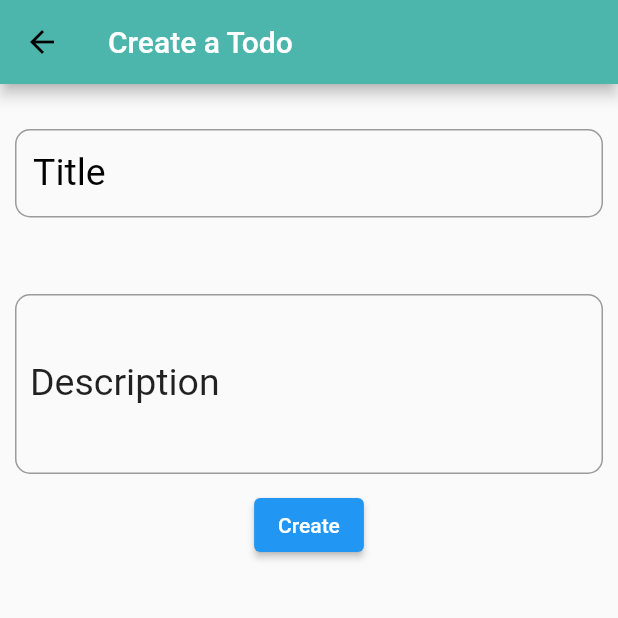
After one commit to harsh082ip/Todo_App, a Flutter app: the NewTodo screen opened by its route, on a phone screen of 412 x 824 dp, the top half of it. The commit adds this screen. Run offline on Flutter 3.47's test engine with Material 2 defaults, Android fonts, the phone set to English and light mode, and no system bars; our stand-ins replace appwrite; network calls fail.

Commit message:
Created Logic for Adding and Modifying Todo's and improved the UI

```diff
--- a/lib/auth.dart
+++ b/lib/auth.dart
@@ -1,7 +1,7 @@
 import 'package:appwrite/appwrite.dart';
 
 Client client = Client()
-    .setEndpoint('http://192.168.3.132/v1')
+    .setEndpoint('http://192.168.150.132/v1')
     .setProject('646bd7196eac1d3139d1')
     .setSelfSigned(status: true);
 
--- a/lib/main.dart
+++ b/lib/main.dart
@@ -3,6 +3,7 @@ import 'package:provider/provider.dart';
 import 'package:todo_app/controllers/todo_provider.dart';
 import 'package:todo_app/screens/checkUserAuthentication.dart';
 import 'package:todo_app/screens/home.dart';
+import 'package:todo_app/screens/newTodo.dart';
 import 'package:todo_app/screens/signup.dart';
 import 'screens/login.dart';
 
@@ -35,6 +36,7 @@ class TodoApp extends StatelessWidget {
           '/home': (context) => HomePage(),
           '/login': (context) => LoginPage(),
           '/SignUp': (context) => SignUp(),
+          '/newTodo': (context) => NewTodo(),
         },
       ),
     );
--- a/lib/screens/home.dart
+++ b/lib/screens/home.dart
@@ -2,6 +2,7 @@ import 'package:flutter/material.dart';
 import 'package:provider/provider.dart';
 import 'package:todo_app/auth.dart';
 import 'package:todo_app/controllers/todo_provider.dart';
+import 'package:todo_app/screens/newTodo.dart';
 
 class HomePage extends StatelessWidget {
   const HomePage({super.key});
@@ -9,9 +10,11 @@ class HomePage extends StatelessWidget {
   @override
   Widget build(BuildContext context) {
     return MaterialApp(
+      debugShowCheckedModeBanner: false,
       home: Scaffold(
         appBar: AppBar(
           title: Text('Your Todo\'s'),
+          backgroundColor: Color.fromARGB(255, 77, 182, 172),
           actions: [
             IconButton(
               onPressed: () {
@@ -37,10 +40,28 @@ class HomePage extends StatelessWidget {
               itemCount: provider.alltodos.length,
               itemBuilder: (context, index) {
                 return ListTile(
-                    title: Text(provider.alltodos[index].data.toString()));
+                  title: Text(
+                    provider.alltodos[index].data['Title'],
+                  ),
+                  subtitle: Text(provider.alltodos[index].data['Description']),
+                  leading: Checkbox(
+                    value: provider.alltodos[index].data['isDone'] ?? false,
+                    onChanged: (value) {
+                      provider.markCompleted(provider.alltodos[index].$id,
+                          !provider.alltodos[index].data['isDone']);
+                    },
+                  ),
+                );
               },
             );
           },
+        ),
+        floatingActionButton: FloatingActionButton(
+          backgroundColor: Color.fromARGB(255, 77, 182, 172),
+          onPressed: () {
+            Navigator.pushNamed(context, '/newTodo');
+          },
+          child: Image.asset('assets/images/create.png'),
         ),
       ),
     );
--- a/lib/screens/login.dart
+++ b/lib/screens/login.dart
@@ -19,9 +19,8 @@ class _LoginPageState extends State<LoginPage> {
       appBar: AppBar(
         title: const Text(
           'Login page',
-          style: TextStyle(color: Colors.black),
         ),
-        backgroundColor: Colors.white,
+        backgroundColor: Color.fromARGB(255, 77, 182, 172),
       ),
       drawer: const Drawer(
         shadowColor: Colors.black,
--- /dev/null
+++ b/lib/screens/newTodo.dart
@@ -0,0 +1,87 @@
+import 'package:flutter/material.dart';
+import 'package:flutter/widgets.dart';
+import 'package:provider/provider.dart';
+import 'package:todo_app/controllers/todo_provider.dart';
+
+class NewTodo extends StatefulWidget {
+  const NewTodo({super.key});
+
+  @override
+  State<NewTodo> createState() => _NewTodoState();
+}
+
+class _NewTodoState extends State<NewTodo> {
+  TextEditingController titlecontroller = TextEditingController();
+  TextEditingController descriptioncontroller = TextEditingController();
+  @override
+  Widget build(BuildContext context) {
+    TodoProvider provider = Provider.of<TodoProvider>(context);
+    return Scaffold(
+      appBar: AppBar(
+        title: Text('Create a Todo'),
+        backgroundColor: Color.fromARGB(255, 77, 182, 172),
+      ),
+      body: Column(
+        children: [
+          SizedBox(
+            height: 20.0,
+          ),
+          Padding(
+            padding: const EdgeInsets.all(10.0),
+            child: Container(
+              height: 60.0,
+              child: TextFormField(
+                controller: titlecontroller,
+                decoration: InputDecoration(
+                    border: OutlineInputBorder(
+                        borderRadius: BorderRadius.circular(10.0)),
+                    labelText: 'Title',
+                    labelStyle: TextStyle(color: Colors.black, fontSize: 25.0)),
+              ),
+            ),
+          ),
+          SizedBox(
+            height: 30.0,
+          ),
+          Padding(
+            padding: const EdgeInsets.all(10.0),
+            child: Container(
+              height: 120.0,
+              child: TextFormField(
+                controller: descriptioncontroller,
+                style: TextStyle(color: Colors.purple),
+                decoration: InputDecoration(
+                  border: OutlineInputBorder(
+                      borderRadius: BorderRadius.circular(10.0)),
+                  contentPadding: EdgeInsets.only(bottom: 200.0),
+                  label: Padding(
+                    padding: const EdgeInsets.only(left: 10.0),
+                    child: Text('Description'),
+                  ),
+                  labelStyle: TextStyle(color: Colors.black87, fontSize: 25),
+                ),
+              ),
+            ),
+          ),
+          ElevatedButton(
+            onPressed: () {
+              try {
+                provider.createTodo(
+                    titlecontroller.text, descriptioncontroller.text);
+                ScaffoldMessenger.of(context).showSnackBar(
+                  SnackBar(
+                    content: Text('Todo Created'),
+                  ),
+                );
+                Navigator.pop(context);
+              } catch (e) {
+                print(e);
+              }
+            },
+            child: Text('Create'),
+          ),
+        ],
+      ),
+    );
+  }
+}
--- a/lib/screens/signup.dart
+++ b/lib/screens/signup.dart
@@ -20,7 +20,7 @@ class _SignUpState extends State<SignUp> {
     return Scaffold(
       appBar: AppBar(
         title: const Text('Sign Up'),
-        backgroundColor: Colors.white,
+        backgroundColor: Color.fromARGB(255, 77, 182, 172),
       ),
       drawer: const Drawer(),
       body: Container(
```
Also changed, not shown: lib/controllers/todo_provider.dart (+34 -0 lines), assets/images/create.png (added).
